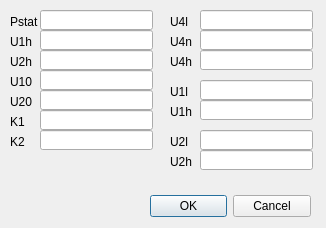
Before: the Qt Designer form dialog.ui in stmx/HartTester, drawn with Qt 5.
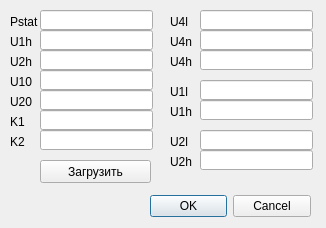
After: the same form once the commit is applied.

The edit to the form file:
```diff
--- a/dialog.ui
+++ b/dialog.ui
@@ -396,6 +396,19 @@
     <bool>true</bool>
    </property>
   </widget>
+  <widget class="QPushButton" name="pushButtonDownLoad">
+   <property name="geometry">
+    <rect>
+     <x>40</x>
+     <y>160</y>
+     <width>111</width>
+     <height>23</height>
+    </rect>
+   </property>
+   <property name="text">
+    <string>Загрузить</string>
+   </property>
+  </widget>
  </widget>
  <resources/>
  <connections>
```
